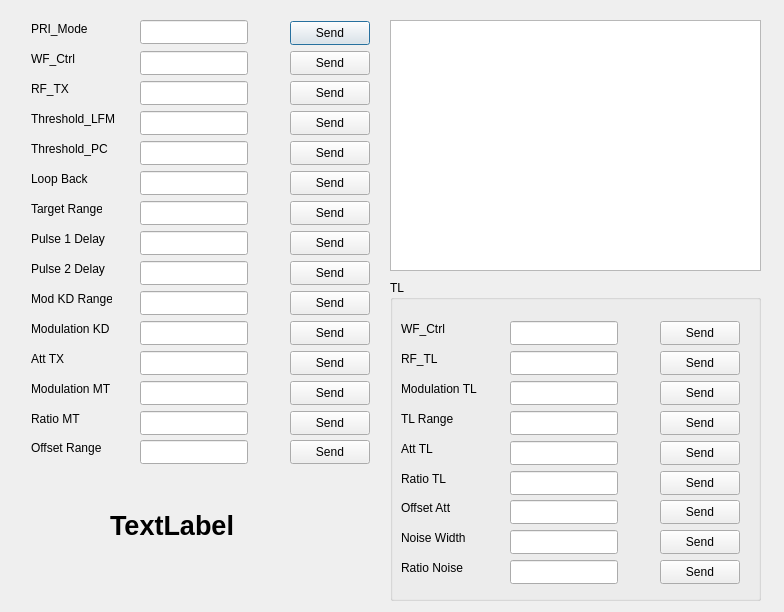
Before: the Qt Designer form fpgacontroldialog.ui in Minhh17/minitestQT, drawn with Qt 5.
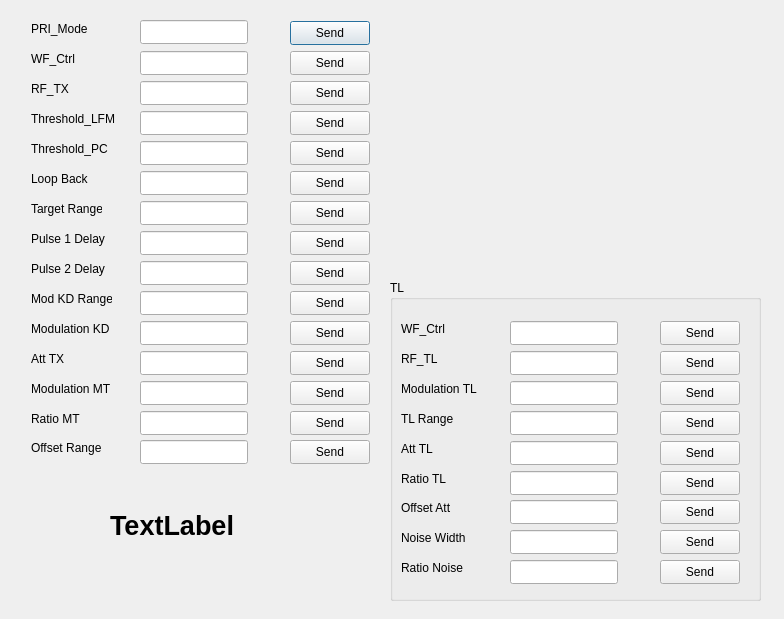
After: the same form once the commit is applied.

The edit to the form file:
```diff
--- a/fpgacontroldialog.ui
+++ b/fpgacontroldialog.ui
@@ -7,7 +7,7 @@
     <x>0</x>
     <y>0</y>
     <width>784</width>
-    <height>612</height>
+    <height>619</height>
    </rect>
   </property>
   <property name="windowTitle">
@@ -909,13 +909,13 @@
     </rect>
    </property>
   </widget>
-  <widget class="QGraphicsView" name="graphicsView">
+  <widget class="QWidget" name="plotContainer" native="true">
    <property name="geometry">
     <rect>
-     <x>390</x>
-     <y>20</y>
-     <width>371</width>
-     <height>251</height>
+     <x>410</x>
+     <y>30</y>
+     <width>331</width>
+     <height>231</height>
     </rect>
    </property>
   </widget>
```
Left out of the diff: 1 changed line with no effect on the pictures.
